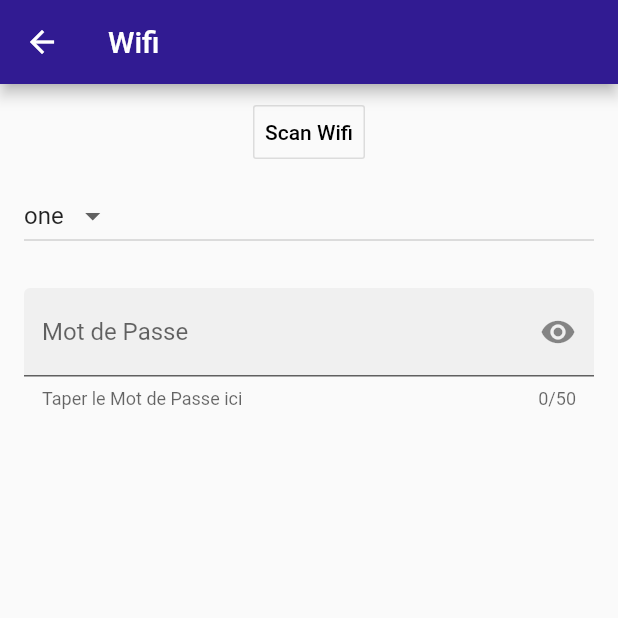
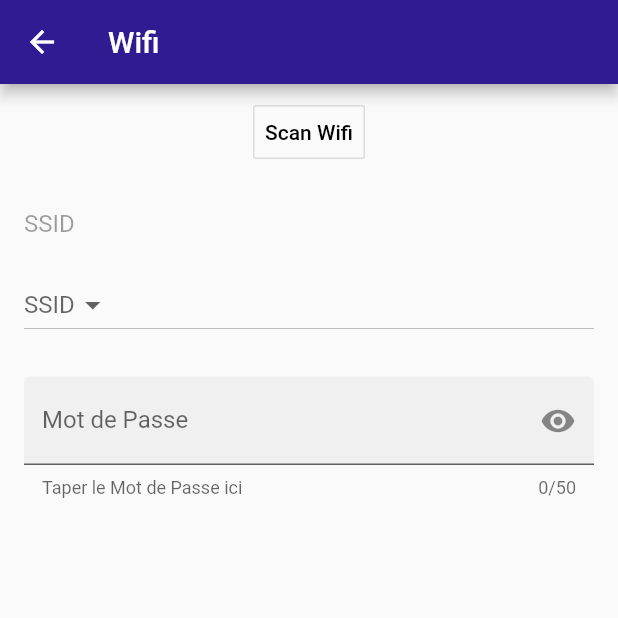
Before and after one commit to Saiqui/SoundBerry-Android-App, a Flutter app: the screen it shows after launch, in the side drawer, after a tap on "Wifi Setup", on a phone screen of 412 x 824 dp, the top half of it. Run offline on Flutter 3.47's test engine with Material 2 defaults, Android fonts, the phone set to English and light mode, and no system bars; our stand-ins replace flutter_bluetooth_serial, fluttertoast.

Commit message:
ajout de scan wifi

```diff
--- a/lib/wifi_setup.dart
+++ b/lib/wifi_setup.dart
@@ -1,6 +1,9 @@
 import 'package:flutter/material.dart';
 import 'package:fluttertoast/fluttertoast.dart';
 import 'package:flutter_bluetooth_serial/flutter_bluetooth_serial.dart';
+
+import 'package:flutter/foundation.dart';
+
 
 class WifiSetup extends StatefulWidget {
   @override
@@ -9,12 +12,19 @@ class WifiSetup extends StatefulWidget {
 
 class _WifiSetupState extends State<WifiSetup> {
 
+  static final TextEditingController _text = new TextEditingController();
+
+
   final GlobalKey<FormFieldState<String>> _passwordFieldKey =
     new GlobalKey<FormFieldState<String>>();
 
   static const menuItems = <String>[
-    'one',
-    'two',
+    '',
+    '',
+    '',
+    '',
+    '',
+    '',
   ];
 
   final List<DropdownMenuItem<String>> _ssidItems = menuItems
@@ -52,11 +62,27 @@ class _WifiSetupState extends State<WifiSetup> {
                       msg: "Scan Wifi sur le raspberry",
                       toastLength: Toast.LENGTH_SHORT,
                     );
+                    FlutterBluetoothSerial.instance.onRead().listen((msg){
+                      setState(() {
+                        _text.clear();
+                        print('Read: $msg');
+                        _text.text += msg;
+                        debugPrint(_text.toString()[1]);
+                      });
+                    });
                   },
                 )
               ],
             ),
-
+            TextField(
+              controller: _text,
+              maxLines: null,
+              enabled: false,
+              decoration: new InputDecoration(
+                border: InputBorder.none,
+                labelText: 'SSID',
+              ),
+            ),
             DropdownButton(
               value: ssiddropdowm,
               hint: Text("SSID"),
```
Also changed, not shown: lib/home_page.dart (line endings or trailing spaces).
